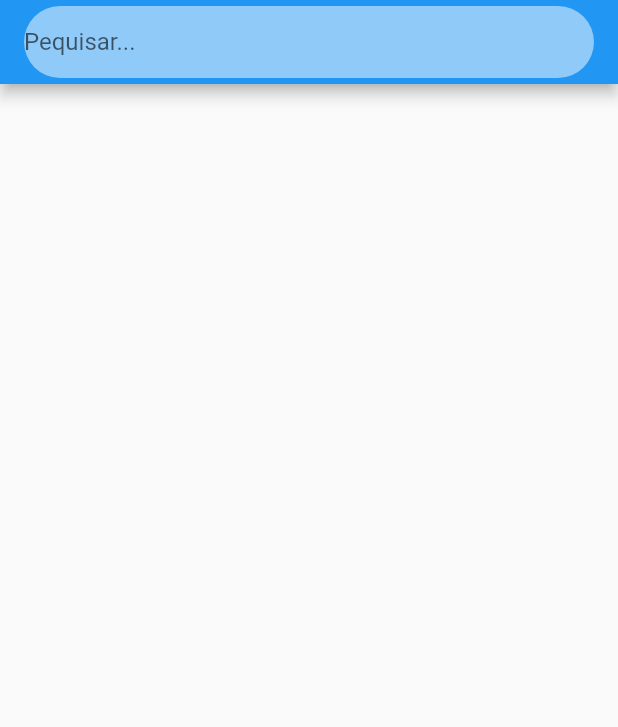
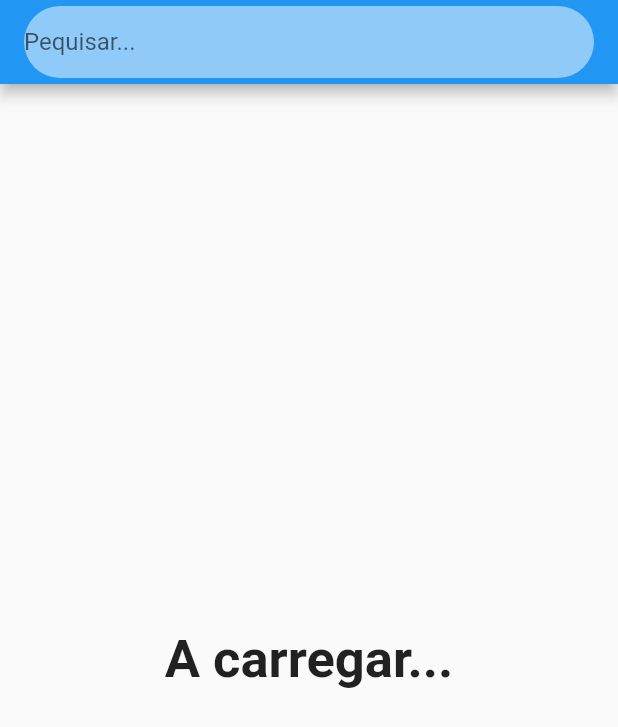
Before and after one commit to pedroojanuu/teachmewell, a Flutter app: the screen it shows after launch, on a phone screen of 412 x 824 dp. Shown: the top 727 px of the screen. Run offline on Flutter 3.47's test engine with Material 2 defaults, Android fonts, the light colour scheme and no system bars; our stand-ins replace cloud_firestore, firebase_core; missing offline and left inert: beautiful_soup_dart; accounts and stored records are empty.

Commit message:
Covered no photo case.

```diff
--- a/app/lib/main.dart
+++ b/app/lib/main.dart
@@ -1,7 +1,5 @@
 import 'package:firebase_core/firebase_core.dart';
-import 'package:cloud_firestore/cloud_firestore.dart';
 import 'package:flutter/material.dart';
-import 'package:teachmewell/sigarra/scraper.dart';
 import 'package:teachmewell/teacherlist.dart';
 import 'firebase_options.dart';
 
--- a/app/lib/sigarra/scraper.dart
+++ b/app/lib/sigarra/scraper.dart
@@ -1,12 +1,7 @@
-import 'dart:io';
-
-import 'package:firebase_core/firebase_core.dart';
 import 'package:cloud_firestore/cloud_firestore.dart';
 import 'package:beautiful_soup_dart/beautiful_soup.dart';
 import 'package:http/http.dart' as http;
 import 'package:flutter/services.dart';
-
-import '../firebase_options.dart';
 
 fakeMain() async {
   print('\n');
--- a/app/lib/teacherlist.dart
+++ b/app/lib/teacherlist.dart
@@ -1,6 +1,8 @@
 import 'package:cloud_firestore/cloud_firestore.dart';
 import 'package:flutter/material.dart';
-import 'package:flutter/material.dart';
+import 'package:http/http.dart' as http;
+
+import 'sigarra/scraper.dart';
 
 class Triplet<T1, T2, T3> {
   final T1 a;
@@ -67,7 +69,23 @@ class _AllTeachersPageState extends State<AllTeachersPage> {
           )
         ),
       ),
-      body: nameListOnSearch.isEmpty && _textEditingController!.text.isNotEmpty?
+      body: nameList.isEmpty?
+          Center(
+            child:
+              Column(
+                mainAxisAlignment: MainAxisAlignment.center,
+                children: [
+                  Text(
+                    'A carregar...',
+                    style : TextStyle(
+                      fontSize: 35,
+                      fontWeight: FontWeight.bold,
+                    ),
+                  ),
+                ],
+              ),
+          )
+          : nameListOnSearch.isEmpty && _textEditingController!.text.isNotEmpty?
           Center (
             child:
               Column(
@@ -80,7 +98,7 @@ class _AllTeachersPageState extends State<AllTeachersPage> {
                         fontWeight: FontWeight.bold,
                       ),
                     ),
-                  ]
+                  ],
               ),
           ) :
         ListView.builder(
@@ -221,6 +239,13 @@ class ProfileDetails extends StatelessWidget {
     final description = TextEditingController();
     final rating = TextEditingController();
 
+    Image image = Image.network(
+      'https://sigarra.up.pt/' + document['faculdade'].toString().toLowerCase() + '/pt/FOTOGRAFIAS_SERVICE.foto?pct_cod=' + document['codigo'].toString(),
+      errorBuilder: (BuildContext context, Object exception, StackTrace? stacktrace) {
+        return Image.asset('assets/default_teacher.jpg');
+      },
+    );
+
     return Scaffold(
       appBar: AppBar(
         title: Text(document['nome']),
@@ -229,7 +254,7 @@ class ProfileDetails extends StatelessWidget {
         child: SingleChildScrollView(
           child: Column(
             children: [
-              Image.network('https://sigarra.up.pt/' + document['faculdade'].toString().toLowerCase() + '/pt/FOTOGRAFIAS_SERVICE.foto?pct_cod=' + document['codigo'].toString()),
+              image,
               Text(document['nome'], style: Theme.of(context).textTheme.headlineMedium,),
               Text(document['faculdade'], style: Theme.of(context).textTheme.headlineSmall,),
               Container(
```
Also changed, not shown: app/assets/default_teacher.jpg (added).
